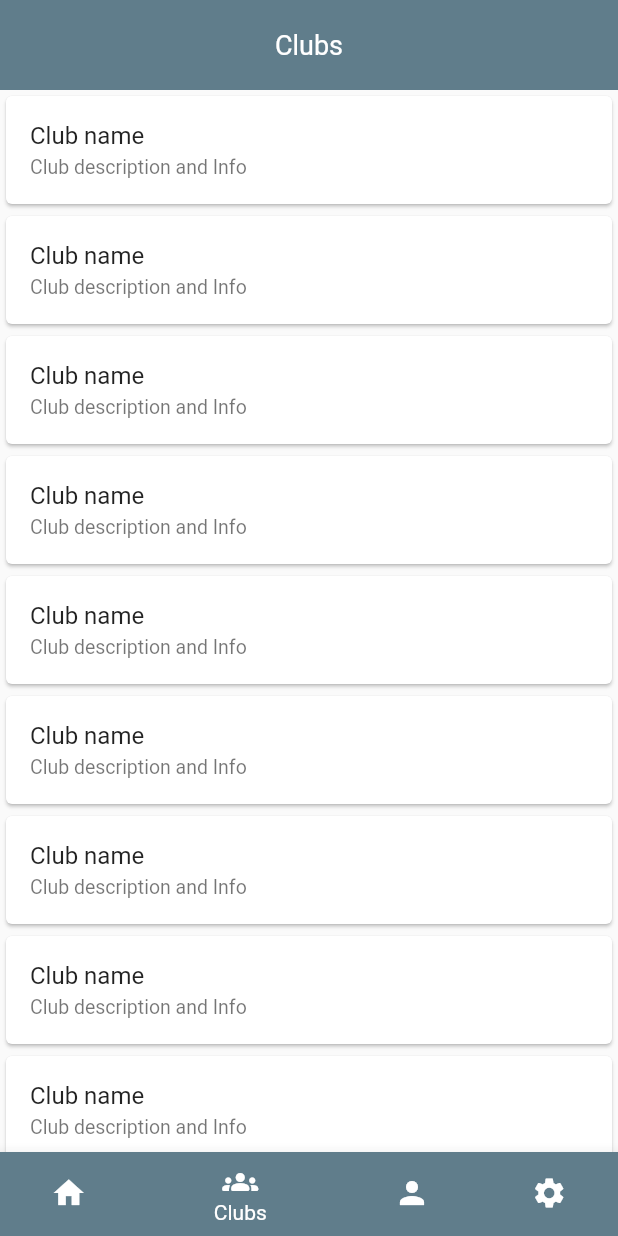
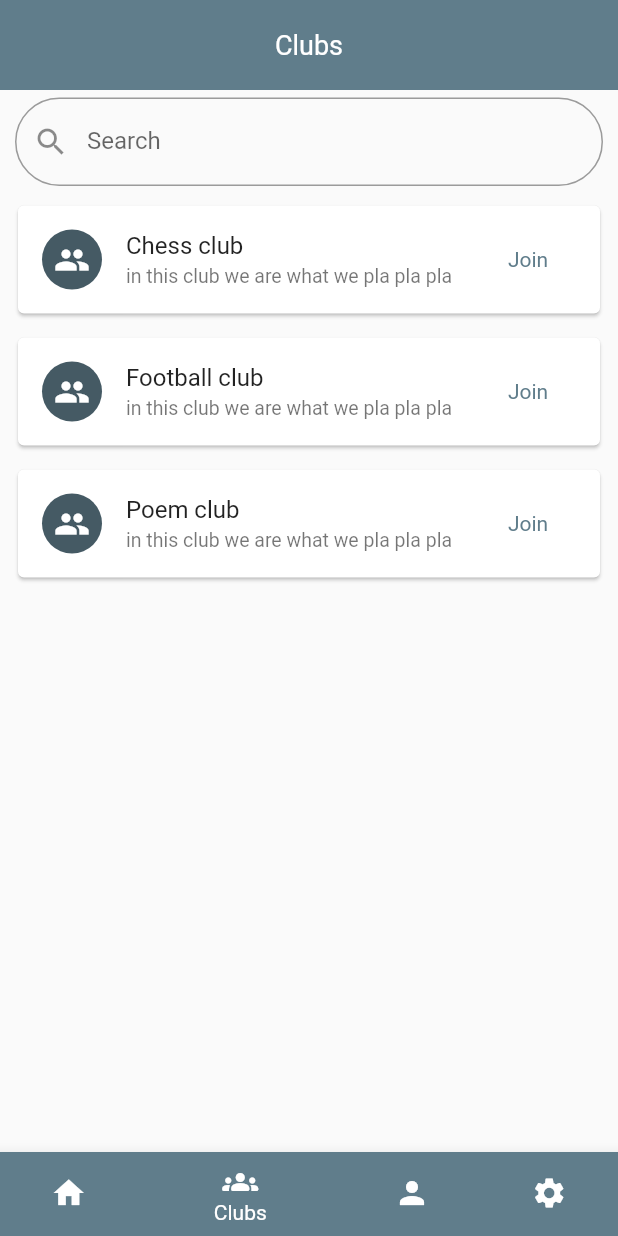
Before and after one commit to Student-Club-Group/studen_club_app, a Flutter app: the screen it shows once a user with an empty profile is signed in, item 2 of the bottom bar chosen, on a phone screen of 412 x 824 dp. Run offline on Flutter 3.47's test engine with Material 2 defaults, Android fonts, the light colour scheme and no system bars; our stand-ins replace firebase_auth, firebase_core, readmore; accounts and stored records are empty; network calls fail.

Commit message:
club details added

```diff
--- a/lib/models/club.dart
+++ b/lib/models/club.dart
@@ -1,13 +1,27 @@
-import '../models/student.dart';
+enum ClubType {
+  academic,
+  political,
+  media,
+  theatreAndArt,
+  religiousAndCultural,
+  sport,
+  tech,
+}
 
 class Club {
+  int id;
   String name;
   String description;
-  int numOfMembers;
-  List<Student>? members;
+
+  ClubType? type;
+  String? imageUrl;
+  List<int>? members;
+
   Club(
-      {required this.name,
+      {required this.id,
+      required this.name,
       required this.description,
-      required this.numOfMembers,
-      this.members});
+      type,
+      imageUrl,
+      members});
 }
--- /dev/null
+++ b/lib/screens/club_details.dart
@@ -0,0 +1,17 @@
+import 'package:flutter/material.dart';
+
+import '../models/club.dart';
+
+class ClubDetails extends StatelessWidget {
+  final Club club;
+
+  const ClubDetails({Key? key, required this.club}) : super(key: key);
+
+  @override
+  Widget build(BuildContext context) {
+    return Scaffold(
+        body: Center(
+      child: Text(club.name),
+    ));
+  }
+}
--- a/lib/screens/clubs_screen.dart
+++ b/lib/screens/clubs_screen.dart
@@ -1,10 +1,36 @@
 import 'package:flutter/material.dart';
+import 'package:student_club/models/club.dart';
+import 'package:student_club/screens/club_details.dart';
 
 import '../widgets/my_app_bar.dart';
 
-class ClubsScreen extends StatelessWidget {
+class ClubsScreen extends StatefulWidget {
   const ClubsScreen({super.key});
   static const routeName = '/clubsScreen';
+
+  @override
+  State<ClubsScreen> createState() => _ClubsScreenState();
+}
+
+class _ClubsScreenState extends State<ClubsScreen> {
+  TextEditingController editingController = TextEditingController();
+  static List<Club> clubs = [
+    Club(
+      id: 0,
+      name: 'Chess club',
+      description: 'in this club we are what we pla pla pla ',
+    ),
+    Club(
+      id: 1,
+      name: 'Football club',
+      description: 'in this club we are what we pla pla pla ',
+    ),
+    Club(
+      id: 2,
+      name: 'Poem club',
+      description: 'in this club we are what we pla pla pla ',
+    )
+  ];
 
   @override
   Widget build(BuildContext context) {
@@ -12,14 +38,45 @@ class ClubsScreen extends StatelessWidget {
     return Column(
       children: [
         const MyAppBar(title: 'Clubs'),
+        Padding(
+          padding: const EdgeInsets.symmetric(horizontal: 10.0, vertical: 5.0),
+          child: TextField(
+            onChanged: (value) {},
+            controller: editingController,
+            decoration: const InputDecoration(
+                labelText: "Search",
+                hintText: "Search",
+                prefixIcon: Icon(Icons.search),
+                border: OutlineInputBorder(
+                    borderRadius: BorderRadius.all(Radius.circular(30.0)))),
+          ),
+        ),
         Expanded(
           child: ListView.builder(
-            itemCount: 20,
+            itemCount: clubs.length,
             itemBuilder: (context, index) {
-              return const Card(
-                child: ListTile(
-                  title: Text('Club name'),
-                  subtitle: Text('Club description and Info'),
+              return InkWell(
+                onTap: () {
+                  Navigator.of(context).push(
+                    MaterialPageRoute(
+                      builder: (context) => ClubDetails(club: clubs[index]),
+                    ),
+                  );
+                },
+                child: Padding(
+                  padding: const EdgeInsets.symmetric(
+                      horizontal: 8.0, vertical: 4.0),
+                  child: Card(
+                    child: ListTile(
+                      leading: const CircleAvatar(
+                        child: Icon(Icons.group_sharp),
+                      ),
+                      title: Text(clubs[index].name),
+                      subtitle: Text(clubs[index].description),
+                      trailing: TextButton(
+                          onPressed: () {}, child: const Text('Join')),
+                    ),
+                  ),
                 ),
               );
             },
```
